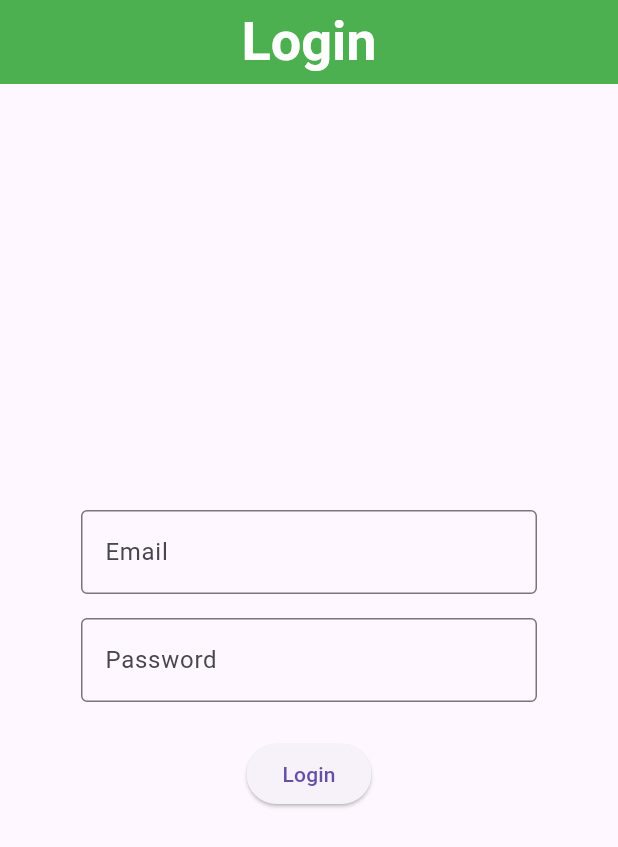
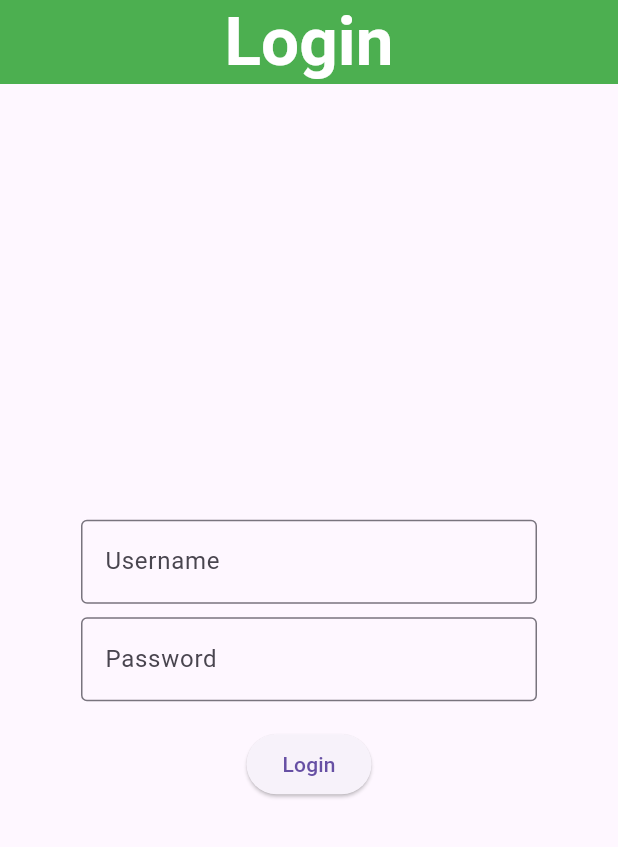
Before and after one commit to rwankurnia/erwan_kurnia, a Flutter app: the screen it shows after launch, on a phone screen of 412 x 824 dp. Shown: the top 847 px of the screen. Run offline on Flutter 3.47's test engine with Material 3 defaults, Android fonts, the phone set to English and light mode, and no system bars.

Commit message:
tugasweek01

```diff
--- a/lib/main.dart
+++ b/lib/main.dart
@@ -27,7 +27,7 @@ class MyApp extends StatelessWidget {
           surfaceTintColor: Colors.green,
           titleTextStyle: TextStyle(
             color: Colors.white,
-            fontSize: 36,
+            fontSize: 45,
             fontWeight: FontWeight.bold
           ),
           iconTheme: IconThemeData(
--- a/lib/tugas-week-01/tugas-01.dart
+++ b/lib/tugas-week-01/tugas-01.dart
@@ -15,11 +15,11 @@ class LoginPage extends StatelessWidget {
           children: [
             TextField(
               decoration: InputDecoration(
-                labelText: 'Email',
+                labelText: 'Username',
                 border: OutlineInputBorder(),
               ),
             ),
-            SizedBox(height: 16),
+            SizedBox(height: 9),
             TextField(
               obscureText: true,
               decoration: InputDecoration(
@@ -27,7 +27,7 @@ class LoginPage extends StatelessWidget {
                 border: OutlineInputBorder(),
               ),
             ),
-            SizedBox(height: 24),
+            SizedBox(height: 18),
             ElevatedButton(
               onPressed: () {},
               child: Text('Login'),
```
